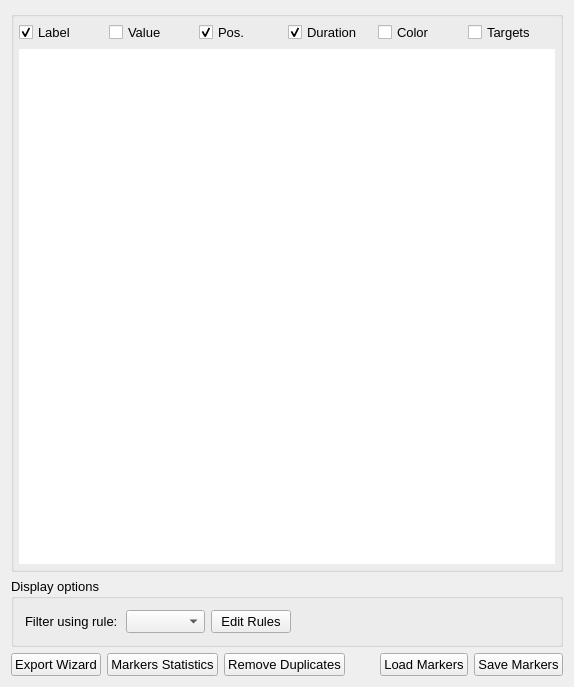
First picture: the form in src/AnyWave/Marker/AwMarkerManagerSettings.ui, repository HIP-infrastructure/anywave-code, before the edit.
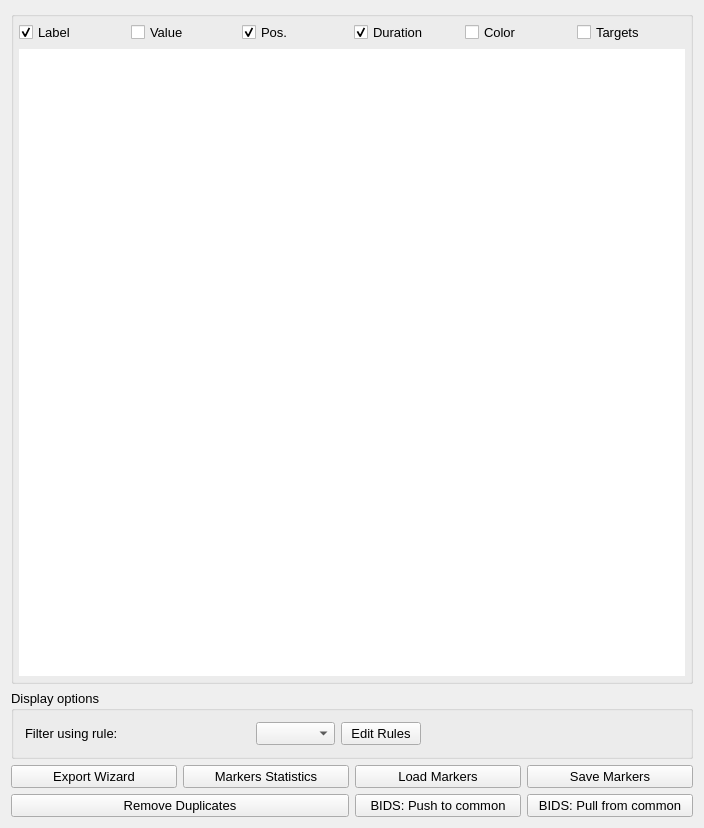
Second picture: the form after the edit. Icons and pictures are not drawn. Custom widgets are drawn as their Qt base class.

Diff of the .ui file:
```diff
--- a/src/AnyWave/Marker/AwMarkerManagerSettings.ui
+++ b/src/AnyWave/Marker/AwMarkerManagerSettings.ui
@@ -6,8 +6,8 @@
    <rect>
     <x>0</x>
     <y>0</y>
-    <width>574</width>
-    <height>687</height>
+    <width>704</width>
+    <height>828</height>
    </rect>
   </property>
   <property name="sizePolicy">
@@ -286,14 +286,21 @@
     </widget>
    </item>
    <item>
-    <layout class="QHBoxLayout" name="horizontalLayout">
-     <property name="spacing">
-      <number>6</number>
-     </property>
-     <property name="sizeConstraint">
-      <enum>QLayout::SetDefaultConstraint</enum>
-     </property>
-     <item>
+    <layout class="QGridLayout" name="gridLayout">
+     <item row="0" column="2">
+      <widget class="QPushButton" name="buttonLoad">
+       <property name="sizePolicy">
+        <sizepolicy hsizetype="Minimum" vsizetype="Preferred">
+         <horstretch>0</horstretch>
+         <verstretch>0</verstretch>
+        </sizepolicy>
+       </property>
+       <property name="text">
+        <string>Load Markers</string>
+       </property>
+      </widget>
+     </item>
+     <item row="0" column="0">
       <widget class="QPushButton" name="buttonExportWizard">
        <property name="sizePolicy">
         <sizepolicy hsizetype="Minimum" vsizetype="Preferred">
@@ -306,47 +313,14 @@
        </property>
       </widget>
      </item>
-     <item>
+     <item row="0" column="1">
       <widget class="QPushButton" name="buttonStats">
        <property name="text">
         <string>Markers Statistics</string>
        </property>
       </widget>
      </item>
-     <item>
-      <widget class="QPushButton" name="buttonRemoveDuplicates">
-       <property name="text">
-        <string>Remove Duplicates</string>
-       </property>
-      </widget>
-     </item>
-     <item>
-      <spacer name="horizontalSpacer">
-       <property name="orientation">
-        <enum>Qt::Horizontal</enum>
-       </property>
-       <property name="sizeHint" stdset="0">
-        <size>
-         <width>40</width>
-         <height>20</height>
-        </size>
-       </property>
-      </spacer>
-     </item>
-     <item>
-      <widget class="QPushButton" name="buttonLoad">
-       <property name="sizePolicy">
-        <sizepolicy hsizetype="Minimum" vsizetype="Preferred">
-         <horstretch>0</horstretch>
-         <verstretch>0</verstretch>
-        </sizepolicy>
-       </property>
-       <property name="text">
-        <string>Load Markers</string>
-       </property>
-      </widget>
-     </item>
-     <item>
+     <item row="0" column="3">
       <widget class="QPushButton" name="buttonSave">
        <property name="sizePolicy">
         <sizepolicy hsizetype="Minimum" vsizetype="Preferred">
@@ -359,6 +333,27 @@
        </property>
       </widget>
      </item>
+     <item row="3" column="0" colspan="2">
+      <widget class="QPushButton" name="buttonRemoveDuplicates">
+       <property name="text">
+        <string>Remove Duplicates</string>
+       </property>
+      </widget>
+     </item>
+     <item row="3" column="2">
+      <widget class="QPushButton" name="buttonBIDSMerge">
+       <property name="text">
+        <string>BIDS: Push to common</string>
+       </property>
+      </widget>
+     </item>
+     <item row="3" column="3">
+      <widget class="QPushButton" name="buttonBIDSPull">
+       <property name="text">
+        <string>BIDS: Pull from common</string>
+       </property>
+      </widget>
+     </item>
     </layout>
    </item>
   </layout>
```
Left out of the diff: 3 changed lines with no effect on the pictures.
